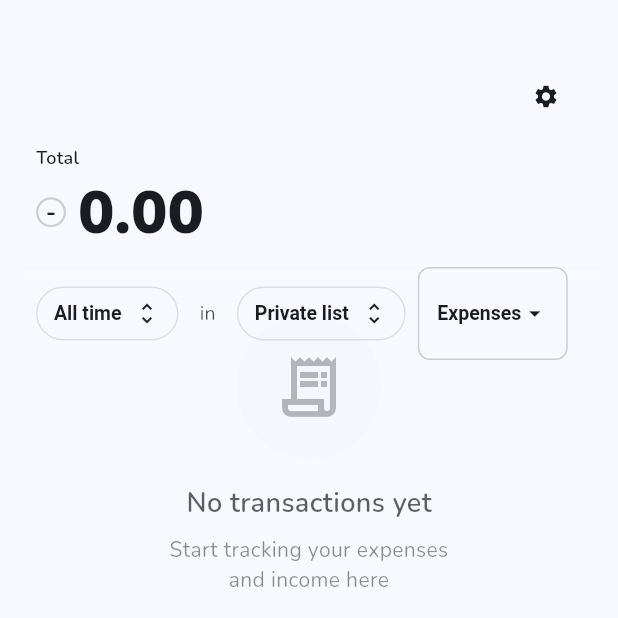
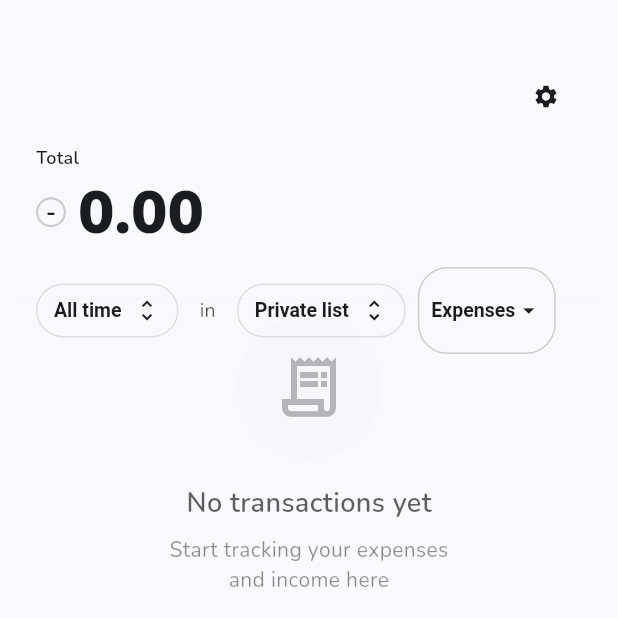
Before and after one commit to dayummson/nudge-beta-app, a Flutter app: the screen it shows after launch, after a tap on the "search" icon, on a phone screen of 412 x 824 dp, the top half of it. Run offline on Flutter 3.47's test engine with Material 3 defaults, Android fonts, the phone set to English and light mode, and no system bars; our stand-ins replace cloud_firestore, drift, firebase_auth, firebase_core, flutter_riverpod, flutter_slidable and 4 more; accounts and stored records are empty; generated files the repository leaves out were written again.

Commit message:
style: adjust dropdown button styling for better fit and rounded corners
- Reduced padding from horizontal: 12, vertical: 6 to horizontal: 8, vertical: 4 for more compact fit
- Increased border radius from 8 to 20 for fully rounded corners
- Updated dropdown menu border radius to 12 for consistency

```diff
--- a/lib/features/home/widgets/header.dart
+++ b/lib/features/home/widgets/header.dart
@@ -425,8 +425,8 @@ class _HeaderState extends ConsumerState<Header> {
                           const SizedBox(width: 8),
                           Container(
                             padding: const EdgeInsets.symmetric(
-                              horizontal: 12,
-                              vertical: 6,
+                              horizontal: 8,
+                              vertical: 4,
                             ),
                             decoration: BoxDecoration(
                               color: colorScheme.surface.withOpacity(0.9),
@@ -434,7 +434,7 @@ class _HeaderState extends ConsumerState<Header> {
                                 color: colorScheme.onSurface.withOpacity(0.2),
                                 width: 1,
                               ),
-                              borderRadius: BorderRadius.circular(8),
+                              borderRadius: BorderRadius.circular(20),
                             ),
                             child: Consumer(
                               builder: (context, ref, child) {
@@ -481,7 +481,7 @@ class _HeaderState extends ConsumerState<Header> {
                                       fontWeight: FontWeight.w600,
                                     ),
                                     dropdownColor: colorScheme.surface,
-                                    borderRadius: BorderRadius.circular(8),
+                                    borderRadius: BorderRadius.circular(12),
                                   ),
                                 );
                               },
```
